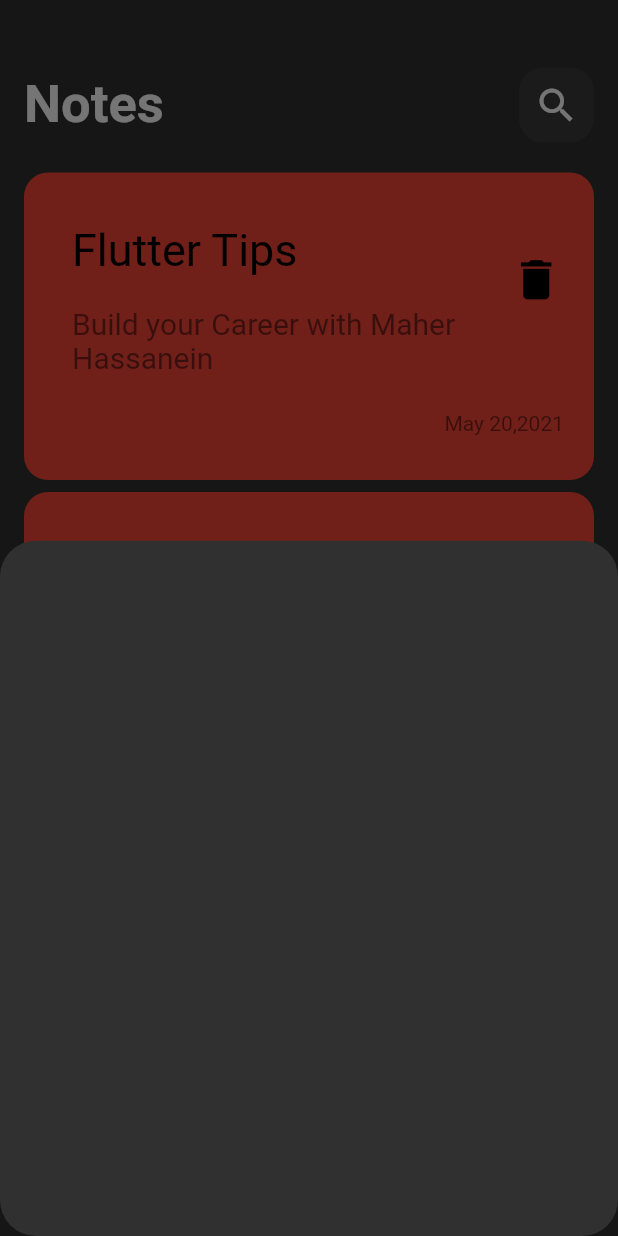
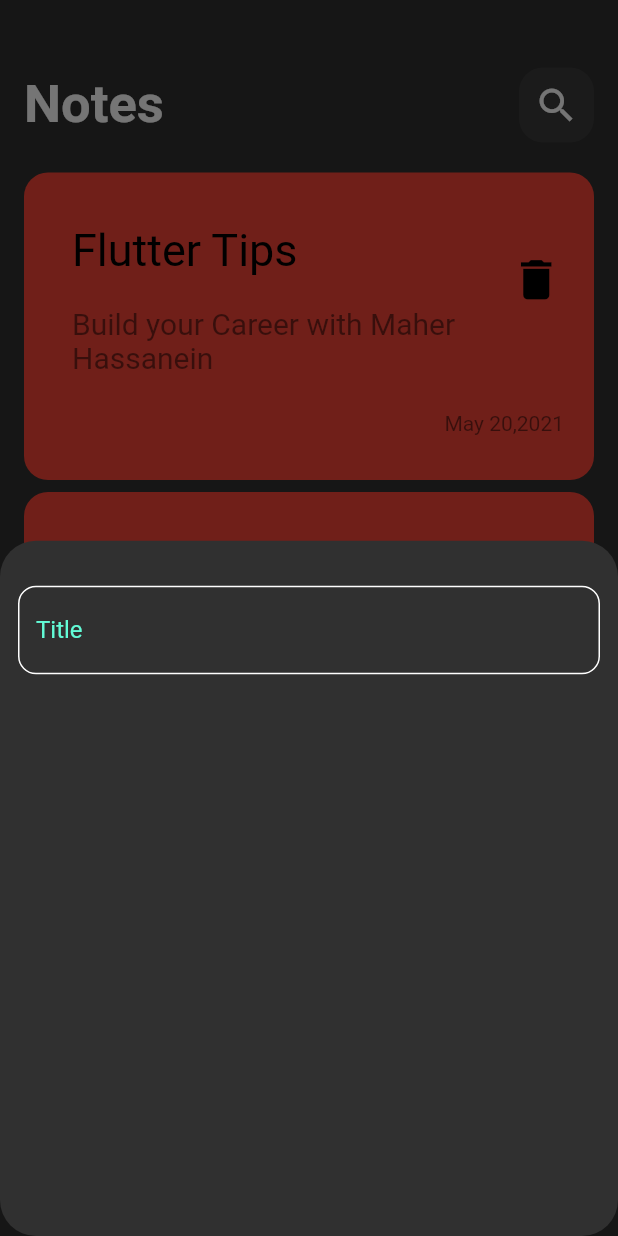
Before and after one commit to MaherHassanein/notes_app, a Flutter app: the screen it shows after launch, after a tap on the "add" icon, on a phone screen of 412 x 824 dp. Run offline on Flutter 3.47's test engine with Material 2 defaults, Android fonts, the phone set to English and light mode, and no system bars; Roboto replaces fonts that are missing (Poppins).

Commit message:
create custom textfield

```diff
--- /dev/null
+++ b/lib/costant/costant.dart
@@ -0,0 +1,3 @@
+import 'package:flutter/animation.dart';
+
+const KPrimaryColor = Color(0xff62FCD7);
--- a/lib/views/notes_view.dart
+++ b/lib/views/notes_view.dart
@@ -15,7 +15,17 @@ class NotesViews extends StatelessWidget {
                   borderRadius: BorderRadius.circular(24)),
               context: context,
               builder: (context) {
-                return AddNoteButtom();
+                return Padding(
+                  padding: const EdgeInsets.symmetric(horizontal: 12),
+                  child: Column(
+                    children: [
+                      SizedBox(
+                        height: 30,
+                      ),
+                      AddNoteButtom(),
+                    ],
+                  ),
+                );
               });
         },
         child: Icon(Icons.add),
--- a/lib/widgets/addnote_buttomsheet.dart
+++ b/lib/widgets/addnote_buttomsheet.dart
@@ -1,10 +1,12 @@
 import 'package:flutter/material.dart';
+import 'package:notes_app/widgets/custom_listview.dart';
+import 'package:notes_app/widgets/custom_textfield.dart';
 
 class AddNoteButtom extends StatelessWidget {
   const AddNoteButtom({super.key});
 
   @override
   Widget build(BuildContext context) {
-    return Container();
+    return CustomTextField();
   }
 }
--- /dev/null
+++ b/lib/widgets/custom_textfield.dart
@@ -0,0 +1,34 @@
+import 'package:flutter/material.dart';
+import 'package:notes_app/costant/costant.dart';
+
+class CustomTextField extends StatelessWidget {
+  const CustomTextField({super.key});
+
+  @override
+  Widget build(BuildContext context) {
+    return TextField(
+      cursorColor: KPrimaryColor,
+      decoration: InputDecoration(
+        hintText: 'Title',
+        hintStyle: TextStyle(
+          color: KPrimaryColor,
+        ),
+        focusedBorder: OutlineInputBorder(
+            borderRadius: BorderRadius.circular(12),
+            borderSide: BorderSide(
+              color: KPrimaryColor,
+            )),
+        enabledBorder: OutlineInputBorder(
+            borderRadius: BorderRadius.circular(12),
+            borderSide: BorderSide(
+              color: Colors.white,
+            )),
+        border: OutlineInputBorder(
+            borderRadius: BorderRadius.circular(12),
+            borderSide: BorderSide(
+              color: Colors.white,
+            )),
+      ),
+    );
+  }
+}
```
